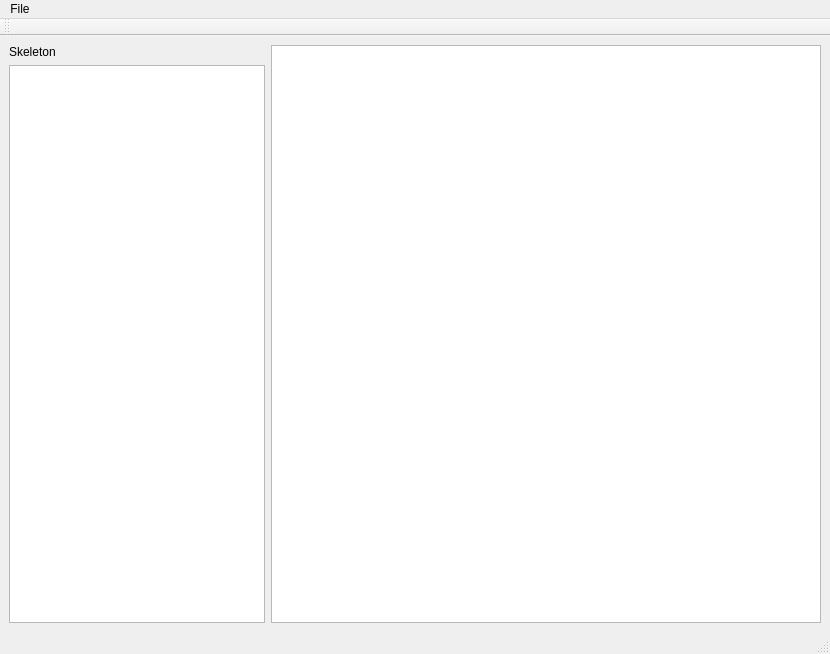
Before: the Qt Designer form ui/mainwindow.ui in floppya/ChopHuman, drawn with Qt 5.
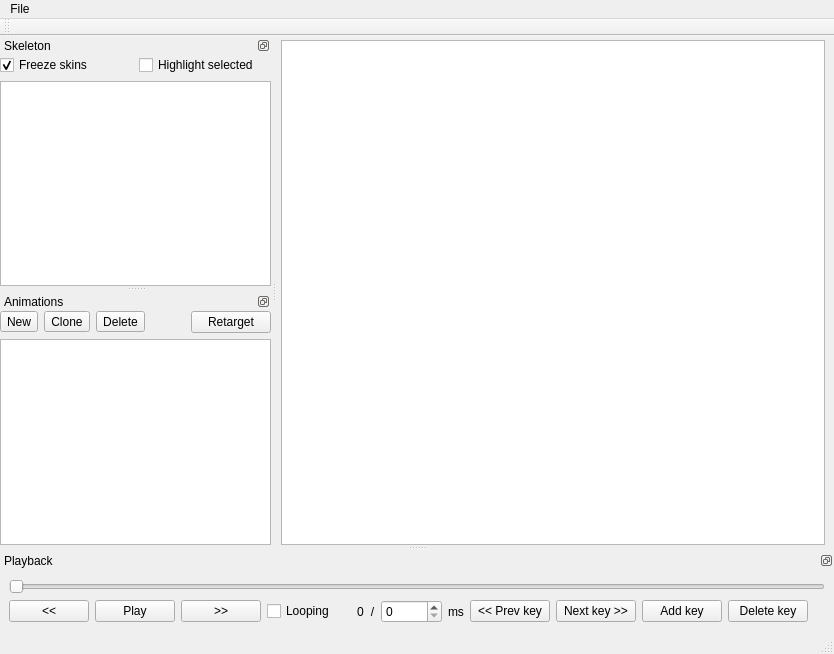
After: the same form once the commit is applied.

The edit to the form file:
```diff
--- a/ui/mainwindow.ui
+++ b/ui/mainwindow.ui
@@ -6,7 +6,7 @@
    <rect>
     <x>0</x>
     <y>0</y>
-    <width>830</width>
+    <width>834</width>
     <height>654</height>
    </rect>
   </property>
@@ -14,58 +14,42 @@
    <string>ChopHuman-finisher</string>
   </property>
   <widget class="QWidget" name="centralwidget">
-   <layout class="QVBoxLayout" name="verticalLayout_2">
-    <item>
-     <layout class="QHBoxLayout" name="horizontalLayout">
-      <item>
-       <layout class="QVBoxLayout" name="verticalLayout">
-        <property name="sizeConstraint">
-         <enum>QLayout::SetFixedSize</enum>
-        </property>
-        <item>
-         <widget class="QLabel" name="label">
-          <property name="text">
-           <string>Skeleton</string>
-          </property>
-         </widget>
-        </item>
-        <item>
-         <widget class="QTreeWidget" name="skeletonTreeWidget">
-          <property name="sizePolicy">
-           <sizepolicy hsizetype="Maximum" vsizetype="Expanding">
-            <horstretch>0</horstretch>
-            <verstretch>0</verstretch>
-           </sizepolicy>
-          </property>
-          <property name="autoExpandDelay">
-           <number>-1</number>
-          </property>
-          <attribute name="headerVisible">
-           <bool>false</bool>
-          </attribute>
-          <column>
-           <property name="text">
-            <string notr="true">1</string>
-           </property>
-          </column>
-         </widget>
-        </item>
-       </layout>
-      </item>
-      <item>
-       <widget class="QGraphicsView" name="sceneGraphicsView">
-        <property name="sizePolicy">
-         <sizepolicy hsizetype="Expanding" vsizetype="Expanding">
-          <horstretch>0</horstretch>
-          <verstretch>0</verstretch>
-         </sizepolicy>
-        </property>
-        <property name="renderHints">
-         <set>QPainter::Antialiasing|QPainter::SmoothPixmapTransform|QPainter::TextAntialiasing</set>
-        </property>
-       </widget>
-      </item>
-     </layout>
+   <layout class="QGridLayout" name="gridLayout">
+    <property name="leftMargin">
+     <number>4</number>
+    </property>
+    <property name="topMargin">
+     <number>4</number>
+    </property>
+    <property name="rightMargin">
+     <number>9</number>
+    </property>
+    <property name="bottomMargin">
+     <number>0</number>
+    </property>
+    <item row="0" column="0">
+     <widget class="QGraphicsView" name="sceneGraphicsView">
+      <property name="sizePolicy">
+       <sizepolicy hsizetype="Expanding" vsizetype="Expanding">
+        <horstretch>0</horstretch>
+        <verstretch>0</verstretch>
+       </sizepolicy>
+      </property>
+      <property name="frameShape">
+       <enum>QFrame::StyledPanel</enum>
+      </property>
+      <property name="sceneRect">
+       <rectf>
+        <x>0.000000000000000</x>
+        <y>0.000000000000000</y>
+        <width>0.000000000000000</width>
+        <height>0.000000000000000</height>
+       </rectf>
+      </property>
+      <property name="renderHints">
+       <set>QPainter::Antialiasing|QPainter::HighQualityAntialiasing|QPainter::SmoothPixmapTransform|QPainter::TextAntialiasing</set>
+      </property>
+     </widget>
     </item>
    </layout>
   </widget>
@@ -74,7 +58,7 @@
     <rect>
      <x>0</x>
      <y>0</y>
-     <width>830</width>
+     <width>834</width>
      <height>21</height>
     </rect>
    </property>
@@ -102,6 +86,330 @@
    </attribute>
   </widget>
   <widget class="QStatusBar" name="statusbar"/>
+  <widget class="QDockWidget" name="skeletonDockWidget">
+   <property name="sizePolicy">
+    <sizepolicy hsizetype="MinimumExpanding" vsizetype="Preferred">
+     <horstretch>0</horstretch>
+     <verstretch>0</verstretch>
+    </sizepolicy>
+   </property>
+   <property name="features">
+    <set>QDockWidget::DockWidgetFloatable|QDockWidget::DockWidgetMovable</set>
+   </property>
+   <property name="windowTitle">
+    <string>Skeleton</string>
+   </property>
+   <attribute name="dockWidgetArea">
+    <number>1</number>
+   </attribute>
+   <widget class="QWidget" name="dockWidgetContents_3">
+    <layout class="QVBoxLayout" name="verticalLayout_4">
+     <property name="margin">
+      <number>0</number>
+     </property>
+     <item>
+      <layout class="QHBoxLayout" name="horizontalLayout_3">
+       <item>
+        <widget class="QCheckBox" name="chkFreezeSkins">
+         <property name="text">
+          <string>Freeze skins</string>
+         </property>
+         <property name="checked">
+          <bool>true</bool>
+         </property>
+        </widget>
+       </item>
+       <item>
+        <widget class="QCheckBox" name="chkHighlightSelected">
+         <property name="text">
+          <string>Highlight selected</string>
+         </property>
+        </widget>
+       </item>
+      </layout>
+     </item>
+     <item>
+      <widget class="QTreeWidget" name="skeletonTreeWidget">
+       <property name="sizePolicy">
+        <sizepolicy hsizetype="Preferred" vsizetype="Preferred">
+         <horstretch>0</horstretch>
+         <verstretch>0</verstretch>
+        </sizepolicy>
+       </property>
+       <property name="autoExpandDelay">
+        <number>-1</number>
+       </property>
+       <attribute name="headerVisible">
+        <bool>false</bool>
+       </attribute>
+       <column>
+        <property name="text">
+         <string notr="true">1</string>
+        </property>
+       </column>
+      </widget>
+     </item>
+    </layout>
+   </widget>
+  </widget>
+  <widget class="QDockWidget" name="animationDockWidget">
+   <property name="sizePolicy">
+    <sizepolicy hsizetype="Minimum" vsizetype="Preferred">
+     <horstretch>0</horstretch>
+     <verstretch>0</verstretch>
+    </sizepolicy>
+   </property>
+   <property name="features">
+    <set>QDockWidget::DockWidgetFloatable|QDockWidget::DockWidgetMovable</set>
+   </property>
+   <property name="windowTitle">
+    <string>Animations</string>
+   </property>
+   <attribute name="dockWidgetArea">
+    <number>1</number>
+   </attribute>
+   <widget class="QWidget" name="dockWidgetContents">
+    <layout class="QVBoxLayout" name="verticalLayout_3">
+     <property name="margin">
+      <number>0</number>
+     </property>
+     <item>
+      <layout class="QHBoxLayout" name="animationButtonLayout">
+       <property name="sizeConstraint">
+        <enum>QLayout::SetDefaultConstraint</enum>
+       </property>
+       <item>
+        <widget class="QToolButton" name="butNewAnimation">
+         <property name="text">
+          <string>New</string>
+         </property>
+        </widget>
+       </item>
+       <item>
+        <widget class="QToolButton" name="butCloneAnimation">
+         <property name="text">
+          <string>Clone</string>
+         </property>
+        </widget>
+       </item>
+       <item>
+        <widget class="QToolButton" name="butDeleteAnimation">
+         <property name="text">
+          <string>Delete</string>
+         </property>
+        </widget>
+       </item>
+       <item>
+        <spacer name="horizontalSpacer_3">
+         <property name="orientation">
+          <enum>Qt::Horizontal</enum>
+         </property>
+         <property name="sizeHint" stdset="0">
+          <size>
+           <width>40</width>
+           <height>20</height>
+          </size>
+         </property>
+        </spacer>
+       </item>
+       <item>
+        <widget class="QPushButton" name="butRetargetAnimation">
+         <property name="text">
+          <string>Retarget</string>
+         </property>
+        </widget>
+       </item>
+      </layout>
+     </item>
+     <item>
+      <widget class="QListWidget" name="animationListWidget">
+       <property name="sizePolicy">
+        <sizepolicy hsizetype="Ignored" vsizetype="Expanding">
+         <horstretch>0</horstretch>
+         <verstretch>0</verstretch>
+        </sizepolicy>
+       </property>
+      </widget>
+     </item>
+    </layout>
+   </widget>
+  </widget>
+  <widget class="QDockWidget" name="playbackDockWidget">
+   <property name="features">
+    <set>QDockWidget::DockWidgetFloatable|QDockWidget::DockWidgetMovable</set>
+   </property>
+   <property name="windowTitle">
+    <string>Playback</string>
+   </property>
+   <attribute name="dockWidgetArea">
+    <number>8</number>
+   </attribute>
+   <widget class="QWidget" name="dockWidgetContents_4">
+    <layout class="QVBoxLayout" name="verticalLayout">
+     <item>
+      <layout class="QHBoxLayout" name="horizontalLayout_2">
+       <item>
+        <widget class="QSlider" name="playbackSlider">
+         <property name="minimum">
+          <number>0</number>
+         </property>
+         <property name="maximum">
+          <number>10000</number>
+         </property>
+         <property name="orientation">
+          <enum>Qt::Horizontal</enum>
+         </property>
+        </widget>
+       </item>
+      </layout>
+     </item>
+     <item>
+      <layout class="QHBoxLayout" name="horizontalLayout">
+       <item>
+        <widget class="QPushButton" name="butZeroPlayback">
+         <property name="sizePolicy">
+          <sizepolicy hsizetype="Minimum" vsizetype="Fixed">
+           <horstretch>0</horstretch>
+           <verstretch>0</verstretch>
+          </sizepolicy>
+         </property>
+         <property name="text">
+          <string>&lt;&lt;</string>
+         </property>
+        </widget>
+       </item>
+       <item>
+        <widget class="QPushButton" name="butTogglePlay">
+         <property name="text">
+          <string>Play</string>
+         </property>
+         <property name="checkable">
+          <bool>true</bool>
+         </property>
+        </widget>
+       </item>
+       <item>
+        <widget class="QPushButton" name="butEndOfPlayback">
+         <property name="text">
+          <string>&gt;&gt;</string>
+         </property>
+        </widget>
+       </item>
+       <item>
+        <widget class="QCheckBox" name="chkLooping">
+         <property name="text">
+          <string>Looping</string>
+         </property>
+        </widget>
+       </item>
+       <item>
+        <spacer name="horizontalSpacer">
+         <property name="orientation">
+          <enum>Qt::Horizontal</enum>
+         </property>
+         <property name="sizeType">
+          <enum>QSizePolicy::Preferred</enum>
+         </property>
+         <property name="sizeHint" stdset="0">
+          <size>
+           <width>40</width>
+           <height>20</height>
+          </size>
+         </property>
+        </spacer>
+       </item>
+       <item>
+        <widget class="QLabel" name="labelCurrentFrame">
+         <property name="text">
+          <string>0</string>
+         </property>
+        </widget>
+       </item>
+       <item>
+        <widget class="QLabel" name="label_2">
+         <property name="sizePolicy">
+          <sizepolicy hsizetype="Fixed" vsizetype="Preferred">
+           <horstretch>0</horstretch>
+           <verstretch>0</verstretch>
+          </sizepolicy>
+         </property>
+         <property name="text">
+          <string>/</string>
+         </property>
+         <property name="alignment">
+          <set>Qt::AlignCenter</set>
+         </property>
+        </widget>
+       </item>
+       <item>
+        <widget class="QSpinBox" name="spinAnimationLength">
+         <property name="suffix">
+          <string comment="ms" extracomment="ms"/>
+         </property>
+         <property name="maximum">
+          <number>10000</number>
+         </property>
+        </widget>
+       </item>
+       <item>
+        <widget class="QLabel" name="label">
+         <property name="text">
+          <string>ms</string>
+         </property>
+        </widget>
+       </item>
+       <item>
+        <widget class="QPushButton" name="butMoveToPrevKeyframe">
+         <property name="text">
+          <string>&lt;&lt; Prev key</string>
+         </property>
+        </widget>
+       </item>
+       <item>
+        <widget class="QPushButton" name="butMoveToNextKeyframe">
+         <property name="text">
+          <string>Next key &gt;&gt;</string>
+         </property>
+        </widget>
+       </item>
+       <item>
+        <widget class="QPushButton" name="butAddKeyframe">
+         <property name="sizePolicy">
+          <sizepolicy hsizetype="Minimum" vsizetype="Fixed">
+           <horstretch>0</horstretch>
+           <verstretch>0</verstretch>
+          </sizepolicy>
+         </property>
+         <property name="text">
+          <string>Add key</string>
+         </property>
+        </widget>
+       </item>
+       <item>
+        <widget class="QPushButton" name="butDeleteKeyframe">
+         <property name="text">
+          <string>Delete key</string>
+         </property>
+        </widget>
+       </item>
+       <item>
+        <spacer name="horizontalSpacer_2">
+         <property name="orientation">
+          <enum>Qt::Horizontal</enum>
+         </property>
+         <property name="sizeHint" stdset="0">
+          <size>
+           <width>40</width>
+           <height>20</height>
+          </size>
+         </property>
+        </spacer>
+       </item>
+      </layout>
+     </item>
+    </layout>
+   </widget>
+  </widget>
   <action name="actionLoadImages">
    <property name="text">
     <string>Load Images</string>
```
Left out of the diff: 10 changed lines with no effect on the pictures.
